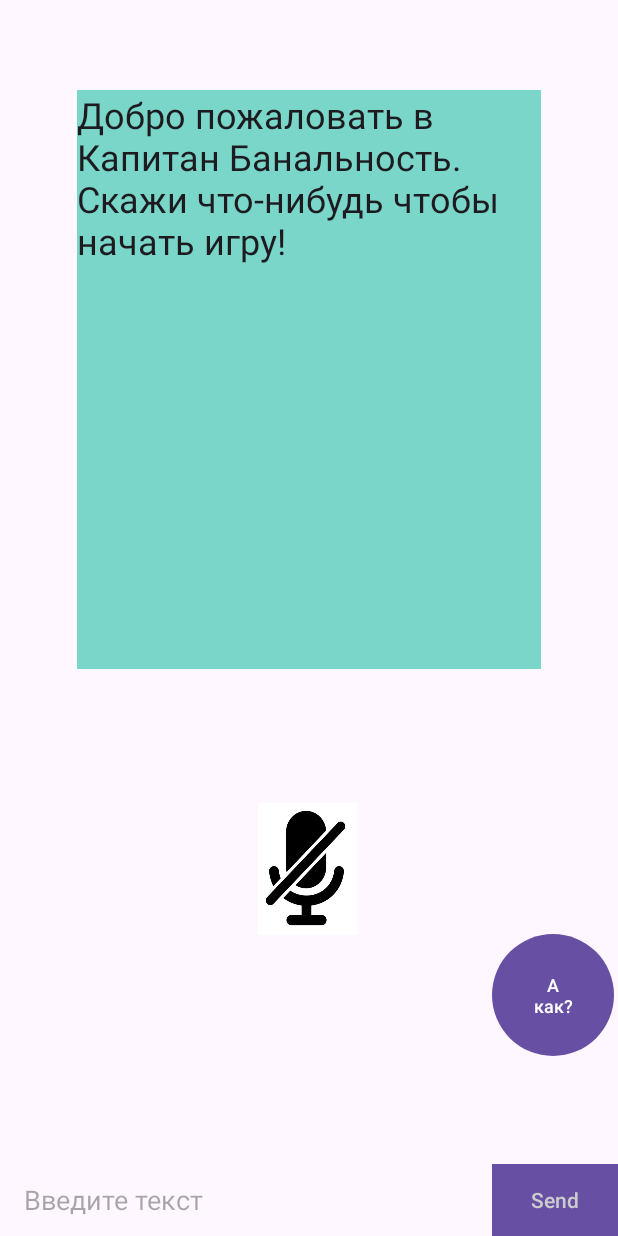
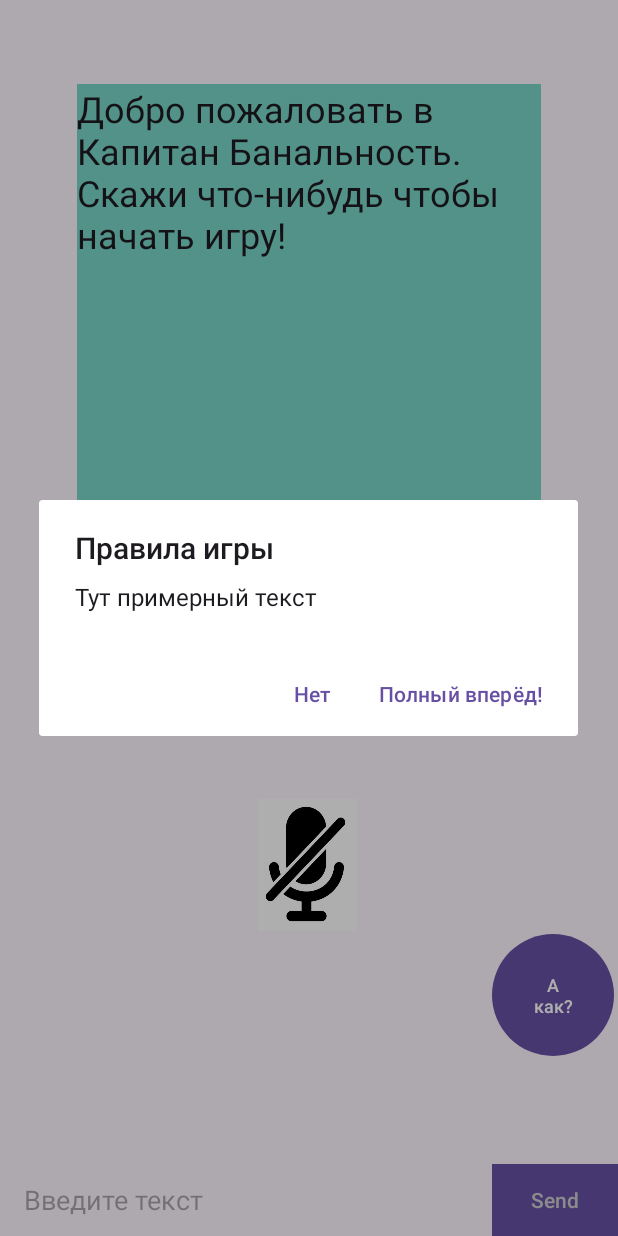
Before and after one commit to Helegven/CaptainD_for_Test, an Android app: the screen it shows after launch (MainActivity), after a tap on "А как?", on a phone screen of 412 x 824 dp. Run offline under Robolectric (Android 15) with nearby library versions, the phone set to English and light mode, and no system bars.

Commit message:
Добавил клавишу для правил, надо еще загрузить актуальные правила.

```diff
--- a/app/src/main/java/com/example/captainb/MainActivity.java
+++ b/app/src/main/java/com/example/captainb/MainActivity.java
@@ -1,10 +1,12 @@
 package com.example.captainb;
 
+import android.content.DialogInterface;
 import android.graphics.drawable.AnimationDrawable;
 import android.os.Bundle;
 
 import androidx.activity.EdgeToEdge;
 import androidx.annotation.NonNull;
+import androidx.appcompat.app.AlertDialog;
 import androidx.appcompat.app.AppCompatActivity;
 import java.io.IOException;
 import static android.Manifest.permission.RECORD_AUDIO;
@@ -133,7 +135,7 @@ public class MainActivity extends AppCompatActivity {
                                     customButton.setVisibility(View.VISIBLE);
                                 }
                             });
-//
+
                             }catch (IOException ex){
                                 textView.post(new Runnable() {
                                     public void run() {
@@ -186,15 +188,8 @@ public class MainActivity extends AppCompatActivity {
         isStart = false;
     }
 
-    public void onToggleClicked(View view) {
-
-        // включена ли кнопка
-        boolean on = ((ToggleButton) view).isChecked();
-        if (on) {
-            StartListen(view);
-        } else {
-            StopListen(view);
-        }
+    public void HelpButton(View view){
+        onHelpClicked( "Не понимаешь?");
     }
 
     public void sendMessage(View view) {
@@ -231,4 +226,25 @@ public class MainActivity extends AppCompatActivity {
         Thread thread = new Thread(runnable);
         thread.start();
     }
+    public void onHelpClicked(String text){
+        AlertDialog.Builder builder = new AlertDialog.Builder(MainActivity.this);
+        builder.setTitle("Правила игры")
+                .setMessage("Тут примерный текст")
+                .setCancelable(true)
+                .setPositiveButton("Полный вперёд!", new DialogInterface.OnClickListener() {
+                    @Override
+                    public void onClick(DialogInterface dialog, int which) {
+                        dialog.cancel();
+                    }
+                })
+                .setNegativeButton("Нет", new DialogInterface.OnClickListener() {
+                    @Override
+                    public void onClick(DialogInterface dialog, int which) {
+                        Toast.makeText(MainActivity.this, "Крысы сухопутной ответ!", Toast.LENGTH_SHORT).show();
+                        dialog.cancel();
+                    }
+                });
+        AlertDialog window = builder.create();
+        window.show();
+    };
 }
--- a/app/src/main/res/layout/activity_main.xml
+++ b/app/src/main/res/layout/activity_main.xml
@@ -8,15 +8,13 @@
     android:orientation="vertical"
     tools:context=".MainActivity">
 
-
-
     <Button
         android:id="@+id/buttonHelp"
         android:layout_width="81dp"
         android:layout_height="89dp"
         android:layout_marginStart="328dp"
         android:layout_marginBottom="116dp"
-        android:onClick="onHelpClicked"
+        android:onClick="HelpButton"
         android:text="А как?"
         android:textSize="12sp"
         app:layout_constraintBottom_toBottomOf="parent"
@@ -26,7 +24,7 @@
         android:id="@+id/textView"
         android:layout_width="309dp"
         android:layout_height="386dp"
-        android:layout_marginTop="60dp"
+        android:layout_marginTop="56dp"
         android:background="#79D6C8"
         android:fontFamily="sans-serif"
         android:text="@string/hello_world"
```
